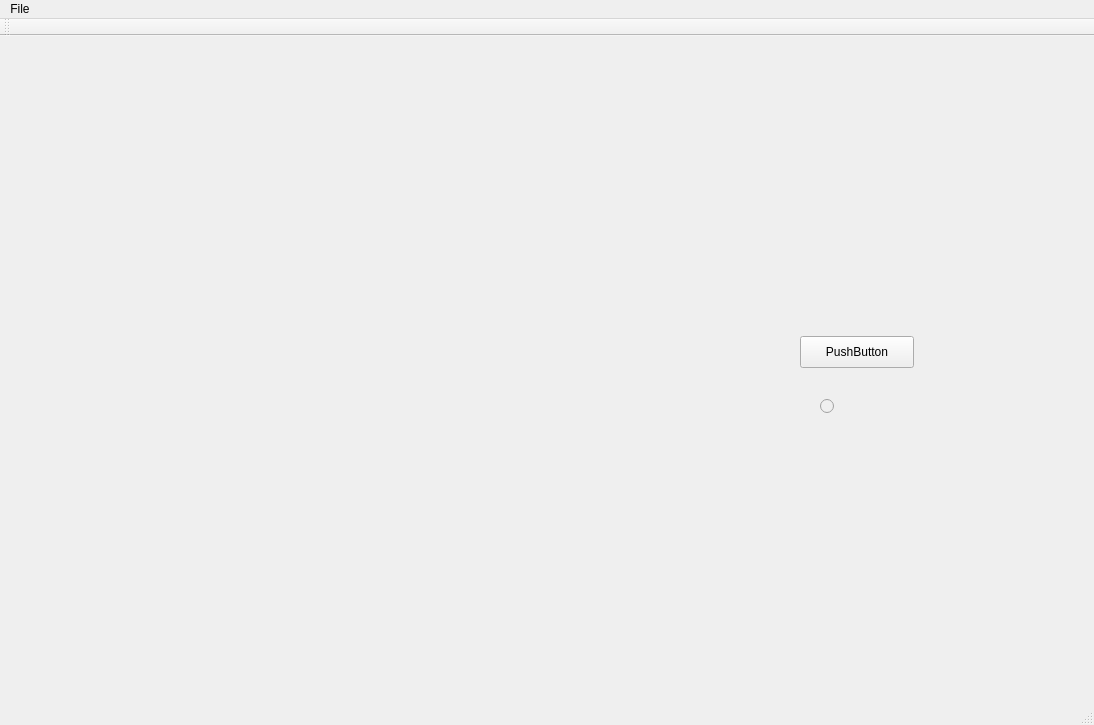
First picture: the form in Sudoku/Functional Version/sudoku.ui, repository WolfJake/Sudoku, before the edit.
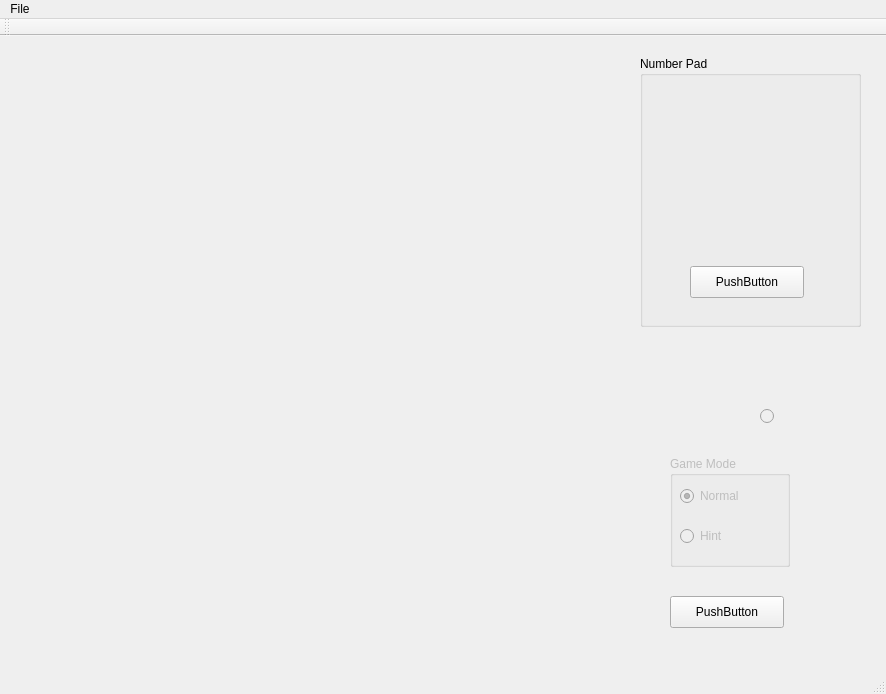
Second picture: the form after the edit.

Commit message: Game Modes & Timer

```diff
--- a/Sudoku/Functional Version/sudoku.ui
+++ b/Sudoku/Functional Version/sudoku.ui
@@ -6,45 +6,21 @@
    <rect>
     <x>0</x>
     <y>0</y>
-    <width>1094</width>
-    <height>725</height>
+    <width>886</width>
+    <height>694</height>
    </rect>
   </property>
   <property name="windowTitle">
    <string>Sudoku</string>
   </property>
   <widget class="QWidget" name="centralWidget">
-   <widget class="QPushButton" name="nullButton">
-    <property name="geometry">
-     <rect>
-      <x>800</x>
-      <y>300</y>
-      <width>114</width>
-      <height>32</height>
-     </rect>
-    </property>
-    <property name="text">
-     <string>PushButton</string>
-    </property>
-   </widget>
-   <widget class="QWidget" name="gridLayoutWidget_2">
-    <property name="geometry">
-     <rect>
-      <x>780</x>
-      <y>120</y>
-      <width>160</width>
-      <height>151</height>
-     </rect>
-    </property>
-    <layout class="QGridLayout" name="numberPad"/>
-   </widget>
    <widget class="QWidget" name="gridLayoutWidget">
     <property name="geometry">
      <rect>
-      <x>180</x>
-      <y>50</y>
-      <width>571</width>
-      <height>521</height>
+      <x>80</x>
+      <y>60</y>
+      <width>511</width>
+      <height>481</height>
      </rect>
     </property>
     <layout class="QGridLayout" name="gridLayout"/>
@@ -55,8 +31,8 @@
     </property>
     <property name="geometry">
      <rect>
-      <x>820</x>
-      <y>360</y>
+      <x>760</x>
+      <y>370</y>
       <width>21</width>
       <height>20</height>
      </rect>
@@ -65,13 +41,119 @@
      <string/>
     </property>
    </widget>
+   <widget class="QPushButton" name="pushButton">
+    <property name="geometry">
+     <rect>
+      <x>670</x>
+      <y>560</y>
+      <width>114</width>
+      <height>32</height>
+     </rect>
+    </property>
+    <property name="text">
+     <string>PushButton</string>
+    </property>
+   </widget>
+   <widget class="QWidget" name="verticalLayoutWidget">
+    <property name="geometry">
+     <rect>
+      <x>80</x>
+      <y>550</y>
+      <width>511</width>
+      <height>81</height>
+     </rect>
+    </property>
+    <layout class="QVBoxLayout" name="verticalLayout"/>
+   </widget>
+   <widget class="QGroupBox" name="groupBox">
+    <property name="geometry">
+     <rect>
+      <x>640</x>
+      <y>20</y>
+      <width>221</width>
+      <height>271</height>
+     </rect>
+    </property>
+    <property name="title">
+     <string>Number Pad</string>
+    </property>
+    <widget class="QWidget" name="gridLayoutWidget_2">
+     <property name="geometry">
+      <rect>
+       <x>30</x>
+       <y>40</y>
+       <width>160</width>
+       <height>151</height>
+      </rect>
+     </property>
+     <layout class="QGridLayout" name="numberPad"/>
+    </widget>
+    <widget class="QPushButton" name="nullButton">
+     <property name="geometry">
+      <rect>
+       <x>50</x>
+       <y>210</y>
+       <width>114</width>
+       <height>32</height>
+      </rect>
+     </property>
+     <property name="text">
+      <string>PushButton</string>
+     </property>
+    </widget>
+   </widget>
+   <widget class="QGroupBox" name="groupBox_2">
+    <property name="enabled">
+     <bool>false</bool>
+    </property>
+    <property name="geometry">
+     <rect>
+      <x>670</x>
+      <y>420</y>
+      <width>120</width>
+      <height>111</height>
+     </rect>
+    </property>
+    <property name="title">
+     <string>Game Mode</string>
+    </property>
+    <widget class="QRadioButton" name="hintButton">
+     <property name="geometry">
+      <rect>
+       <x>10</x>
+       <y>70</y>
+       <width>102</width>
+       <height>20</height>
+      </rect>
+     </property>
+     <property name="text">
+      <string>Hint</string>
+     </property>
+    </widget>
+    <widget class="QRadioButton" name="normalButton">
+     <property name="geometry">
+      <rect>
+       <x>10</x>
+       <y>30</y>
+       <width>102</width>
+       <height>20</height>
+      </rect>
+     </property>
+     <property name="text">
+      <string>Normal</string>
+     </property>
+     <property name="checked">
+      <bool>true</bool>
+     </property>
+    </widget>
+   </widget>
   </widget>
   <widget class="QMenuBar" name="menuBar">
    <property name="geometry">
     <rect>
      <x>0</x>
      <y>0</y>
-     <width>1094</width>
+     <width>886</width>
      <height>22</height>
     </rect>
    </property>
```
The commit also changes 8 other files.
